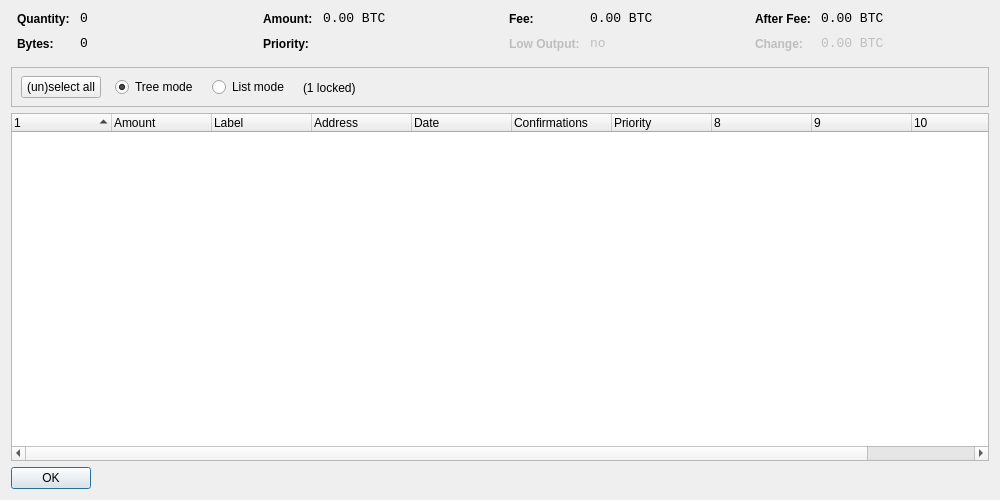
Before: the Qt Designer form src/qt/forms/coincontroldialog.ui in noirofficial/noir, drawn with Qt 5.
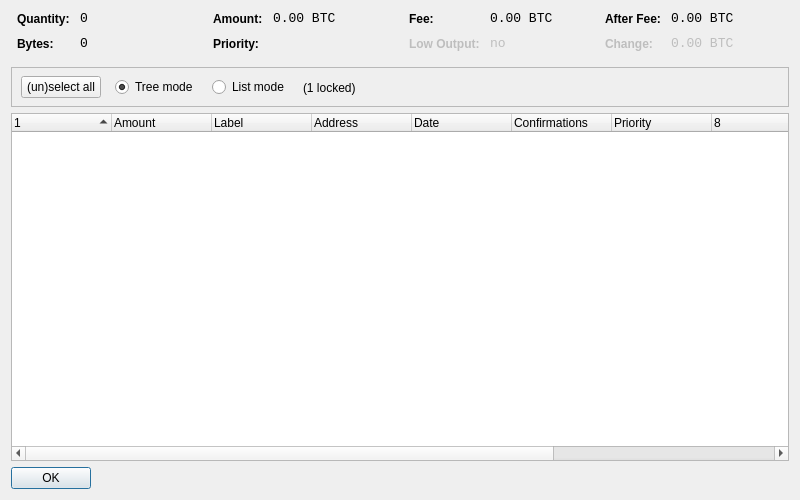
After: the same form once the commit is applied. Custom widgets are drawn as their Qt base class.

```diff
--- a/src/qt/forms/coincontroldialog.ui
+++ b/src/qt/forms/coincontroldialog.ui
@@ -6,7 +6,7 @@
    <rect>
     <x>0</x>
     <y>0</y>
-    <width>1000</width>
+    <width>800</width>
     <height>500</height>
    </rect>
   </property>
```
